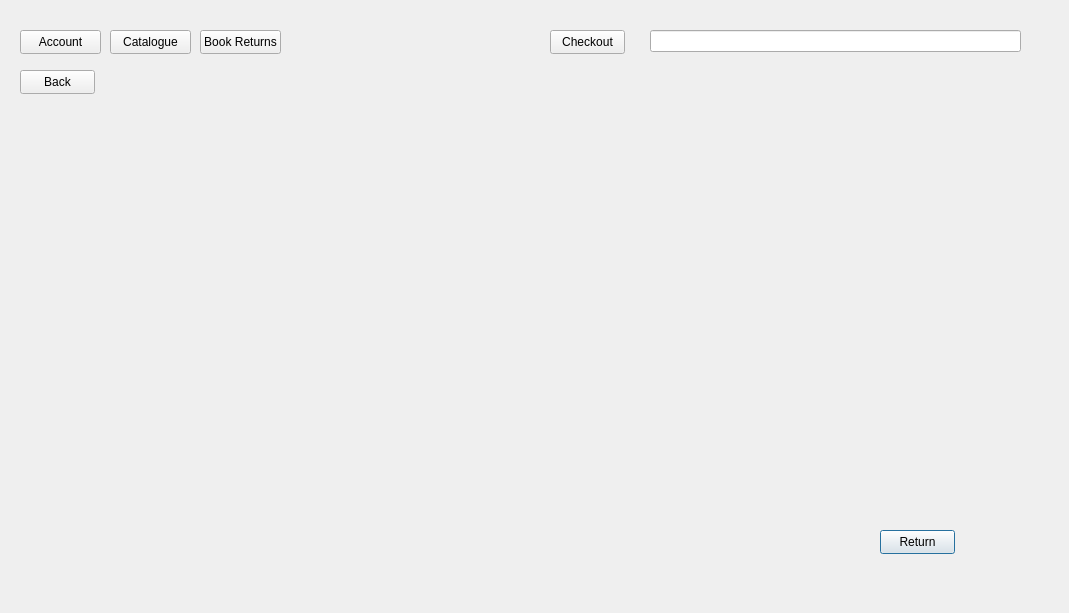
First picture: the form in LibraryInfoSystem/returns.ui, repository Finnzag/Library-Info-System, before the edit.
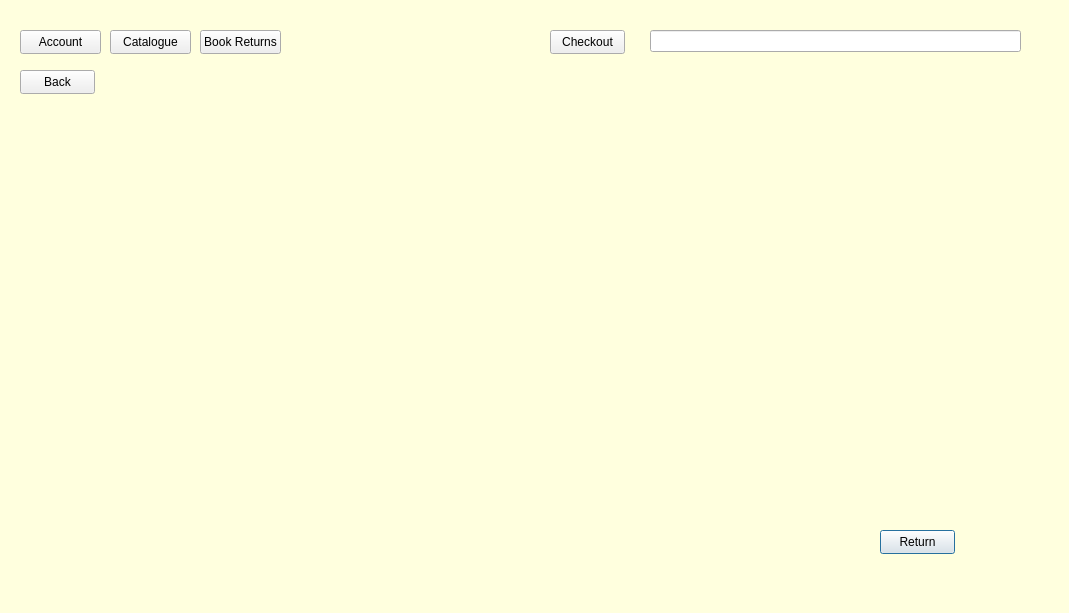
Second picture: the form after the edit.

```diff
--- a/LibraryInfoSystem/returns.ui
+++ b/LibraryInfoSystem/returns.ui
@@ -101,6 +101,30 @@
     <string>Catalogue</string>
    </property>
   </widget>
+  <widget class="QLabel" name="label">
+   <property name="geometry">
+    <rect>
+     <x>-2</x>
+     <y>-5</y>
+     <width>1071</width>
+     <height>621</height>
+    </rect>
+   </property>
+   <property name="styleSheet">
+    <string notr="true">background-color: rgb(255, 255, 222);</string>
+   </property>
+   <property name="text">
+    <string/>
+   </property>
+  </widget>
+  <zorder>label</zorder>
+  <zorder>pushButton_4</zorder>
+  <zorder>pushButton_7</zorder>
+  <zorder>pushButton</zorder>
+  <zorder>pushButton_3</zorder>
+  <zorder>lineEdit</zorder>
+  <zorder>pushButton_6</zorder>
+  <zorder>pushButton_2</zorder>
  </widget>
  <resources/>
  <connections/>
```
